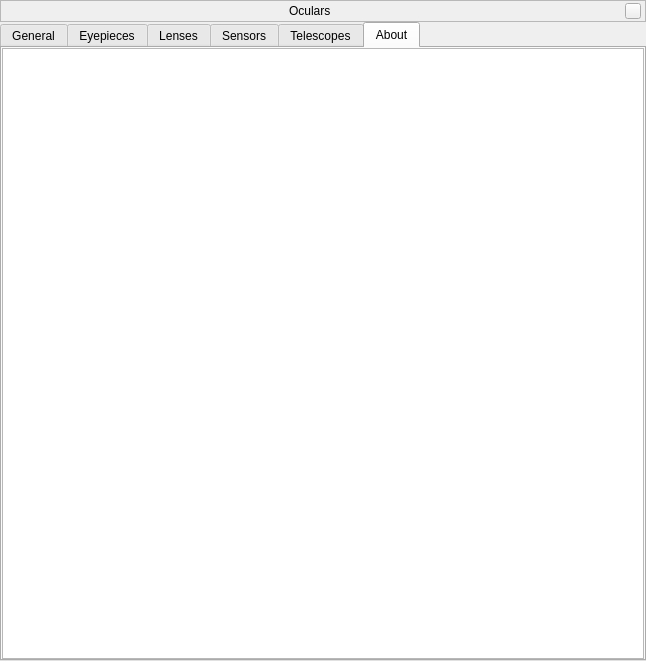
This is plugins/Oculars/src/gui/ocularDialog.ui in 519984307/stellarium_src as Qt 5 draws it before an edit. The edited form follows.
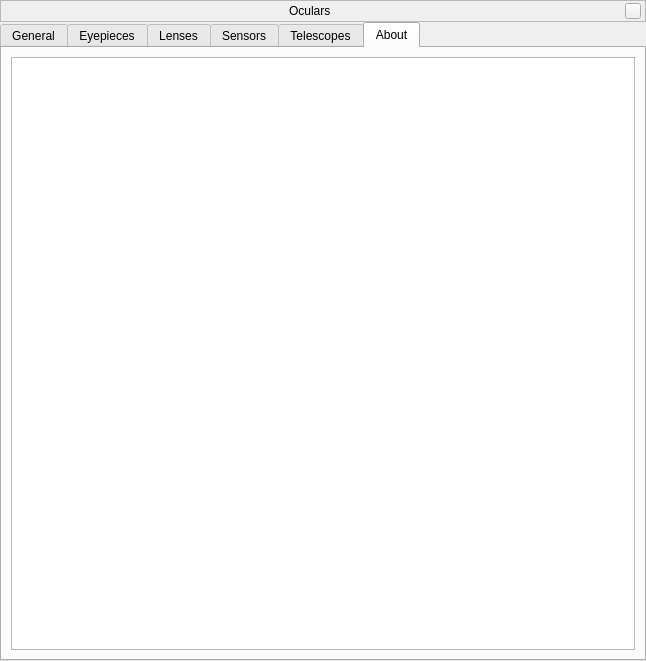
This is the edited form. The open tabs and pages were chosen to show the change. Icons and pictures are not drawn. Custom widgets are drawn as their Qt base class.

The edit to the form file:
```diff
--- a/plugins/Oculars/src/gui/ocularDialog.ui
+++ b/plugins/Oculars/src/gui/ocularDialog.ui
@@ -1723,18 +1723,6 @@
           <string comment="tab in plugin windows">About</string>
          </attribute>
          <layout class="QGridLayout" name="gridLayout">
-          <property name="leftMargin">
-           <number>0</number>
-          </property>
-          <property name="topMargin">
-           <number>0</number>
-          </property>
-          <property name="rightMargin">
-           <number>0</number>
-          </property>
-          <property name="bottomMargin">
-           <number>0</number>
-          </property>
           <item row="0" column="0">
            <widget class="QTextBrowser" name="textBrowser">
             <property name="openExternalLinks">
```
